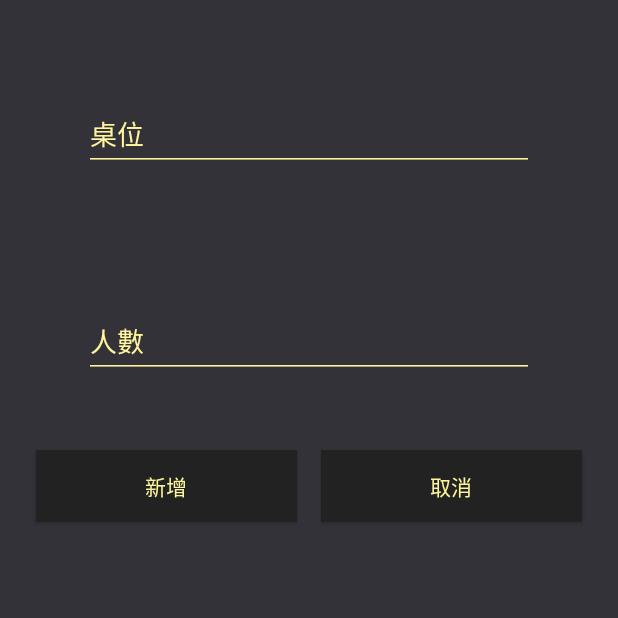
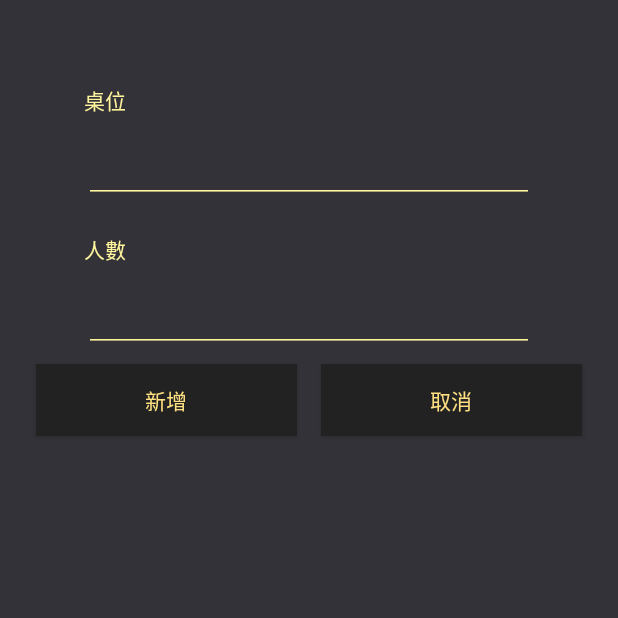
Before and after one commit to DP103-G1/Backstage, an Android app: the InsertFragment screen opened through its navigation route, on a phone screen of 412 x 824 dp, the top half of it. Run offline under Robolectric (Android 15) with nearby library versions, the phone set to English and light mode, and no system bars; our stand-ins replace navigation-ui; 1 statement that could not run was skipped.

Commit message:
color update

```diff
--- a/app/src/main/res/layout/fragment_employee.xml
+++ b/app/src/main/res/layout/fragment_employee.xml
@@ -11,9 +11,9 @@
         android:layout_width="wrap_content"
         android:layout_height="wrap_content"
         android:layout_marginTop="40dp"
-        android:textColor="@color/colorText"
         android:background="@color/colorTitle"
         android:text="@string/textUpdate"
+        android:textColor="@color/colorSecondary"
         app:layout_constraintEnd_toEndOf="@+id/btUpdate1"
         app:layout_constraintStart_toStartOf="@+id/btUpdate1"
         app:layout_constraintTop_toBottomOf="@+id/btUpdate1" />
@@ -52,7 +52,7 @@
         android:layout_marginEnd="10dp"
         android:background="@color/colorTitle"
         android:text="@string/textUpdate"
-        android:textColor="@color/colorText"
+        android:textColor="@color/colorSecondary"
         app:layout_constraintEnd_toEndOf="parent"
         app:layout_constraintStart_toEndOf="@+id/etManagerPassWord"
         app:layout_constraintTop_toTopOf="parent" />
@@ -116,9 +116,9 @@
         android:layout_width="wrap_content"
         android:layout_height="wrap_content"
         android:layout_marginTop="35dp"
-        android:textColor="@color/colorText"
         android:background="@color/colorTitle"
         android:text="@string/textUpdate"
+        android:textColor="@color/colorSecondary"
         app:layout_constraintEnd_toEndOf="@+id/btUpdate2"
         app:layout_constraintStart_toStartOf="@+id/btUpdate2"
         app:layout_constraintTop_toBottomOf="@+id/btUpdate2" />
--- a/app/src/main/res/layout/fragment_insert.xml
+++ b/app/src/main/res/layout/fragment_insert.xml
@@ -9,11 +9,21 @@
     android:padding="8dp"
     tools:context="com.example.manager.table.InsertFragment">
 
+    <TextView
+        android:id="@+id/tvTableId"
+        android:layout_width="wrap_content"
+        android:layout_height="wrap_content"
+        android:layout_marginStart="40dp"
+        android:layout_marginTop="40dp"
+        android:text="@string/textTable"
+        android:textColor="@color/colorText" />
+
     <com.google.android.material.textfield.TextInputLayout
         android:layout_width="match_parent"
         android:layout_height="wrap_content"
+        android:layout_marginStart="40dp"
+        android:layout_marginEnd="40dp"
         android:textColorHint="@color/colorText"
-        android:layout_margin="40dp"
         app:hintTextAppearance="@style/TextLabel">
 
         <EditText
@@ -22,17 +32,27 @@
             android:layout_height="wrap_content"
             android:layout_weight="1"
             android:ems="20"
+            android:inputType="phone"
             android:textColor="@color/colorText"
-            android:theme="@style/MyEditText"
-            android:hint="桌位"
-            android:inputType="phone" />
+            android:theme="@style/MyEditText" />
     </com.google.android.material.textfield.TextInputLayout>
+
+    <TextView
+        android:id="@+id/textView10"
+        android:layout_width="wrap_content"
+        android:layout_height="wrap_content"
+        android:layout_marginStart="40dp"
+        android:layout_marginTop="20dp"
+        android:layout_marginEnd="40dp"
+        android:text="@string/textPeople"
+        android:textColor="@color/colorText" />
 
     <com.google.android.material.textfield.TextInputLayout
         android:layout_width="match_parent"
         android:layout_height="wrap_content"
+        android:layout_marginStart="40dp"
+        android:layout_marginEnd="40dp"
         android:textColorHint="@color/colorText"
-        android:layout_margin="40dp"
         app:hintTextAppearance="@style/TextLabel">
 
         <EditText
@@ -41,10 +61,9 @@
             android:layout_height="wrap_content"
             android:layout_weight="1"
             android:ems="20"
+            android:inputType="phone"
             android:textColor="@color/colorText"
-            android:theme="@style/MyEditText"
-            android:hint="人數"
-            android:inputType="phone" />
+            android:theme="@style/MyEditText" />
     </com.google.android.material.textfield.TextInputLayout>
 
     <LinearLayout
@@ -58,10 +77,9 @@
             android:layout_height="wrap_content"
             android:layout_margin="8dp"
             android:layout_weight="1"
+            android:background="@color/colorTitle"
             android:text="新增"
-            android:textColor="@color/colorText"
-            android:background="@color/colorTitle"
-             />
+            android:textColor="@color/colorSecondary" />
 
         <Button
             android:id="@+id/btCancel"
@@ -69,8 +87,8 @@
             android:layout_height="wrap_content"
             android:layout_margin="8dp"
             android:layout_weight="1"
-            android:textColor="@color/colorText"
             android:background="@color/colorTitle"
-            android:text="取消" />
+            android:text="取消"
+            android:textColor="@color/colorSecondary" />
     </LinearLayout>
 </LinearLayout>
--- a/app/src/main/res/layout/fragment_main_table.xml
+++ b/app/src/main/res/layout/fragment_main_table.xml
@@ -34,10 +34,13 @@
         android:layout_width="wrap_content"
         android:layout_height="wrap_content"
         android:layout_margin="8dp"
+        android:background="@color/menuPutColor"
+        android:backgroundTint="@color/menuPutColor"
         android:src="@drawable/add"
         app:backgroundTint="@color/btAddColor"
         app:elevation="6dp"
         app:layout_constraintBottom_toBottomOf="parent"
-        app:layout_constraintEnd_toEndOf="parent" />
+        app:layout_constraintEnd_toEndOf="parent"
+        app:rippleColor="@android:color/holo_blue_light" />
 
 </androidx.constraintlayout.widget.ConstraintLayout>
--- a/app/src/main/res/menu/menu.xml
+++ b/app/src/main/res/menu/menu.xml
@@ -3,7 +3,4 @@
     <item
         android:id="@+id/update"
         android:title="@string/textUpdate" />
-    <item
-        android:id="@+id/delete"
-        android:title="@string/textDelete" />
 </menu>
```
Also changed, not shown: app/src/main/java/com/example/manager/table/MainTableFragment.java (+24 -24 lines), app/src/main/res/layout/fragment_update.xml (+8 -8 lines).
